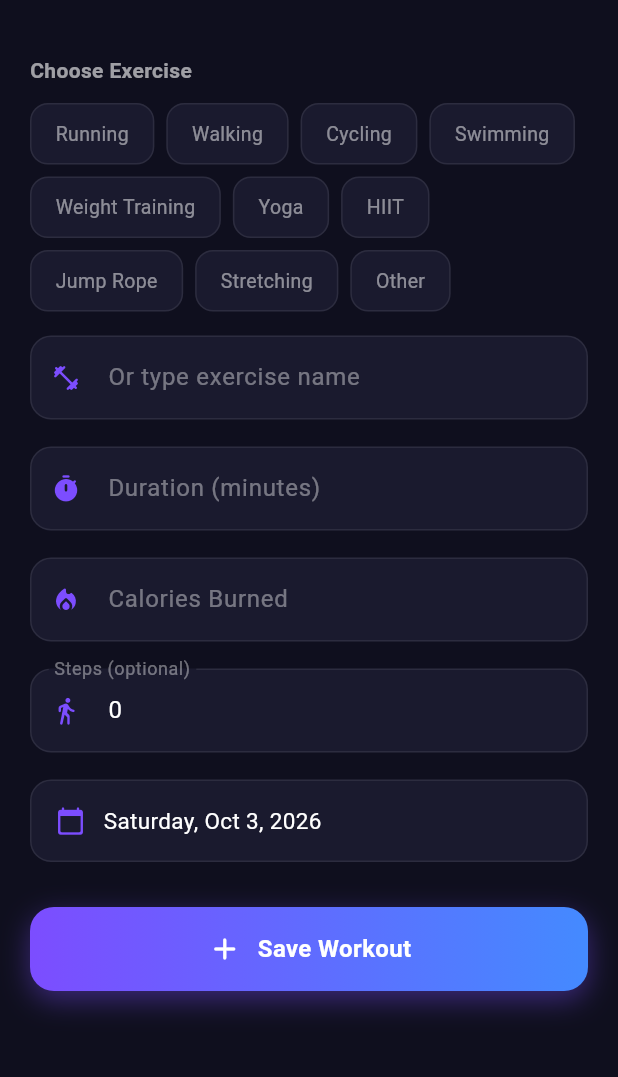
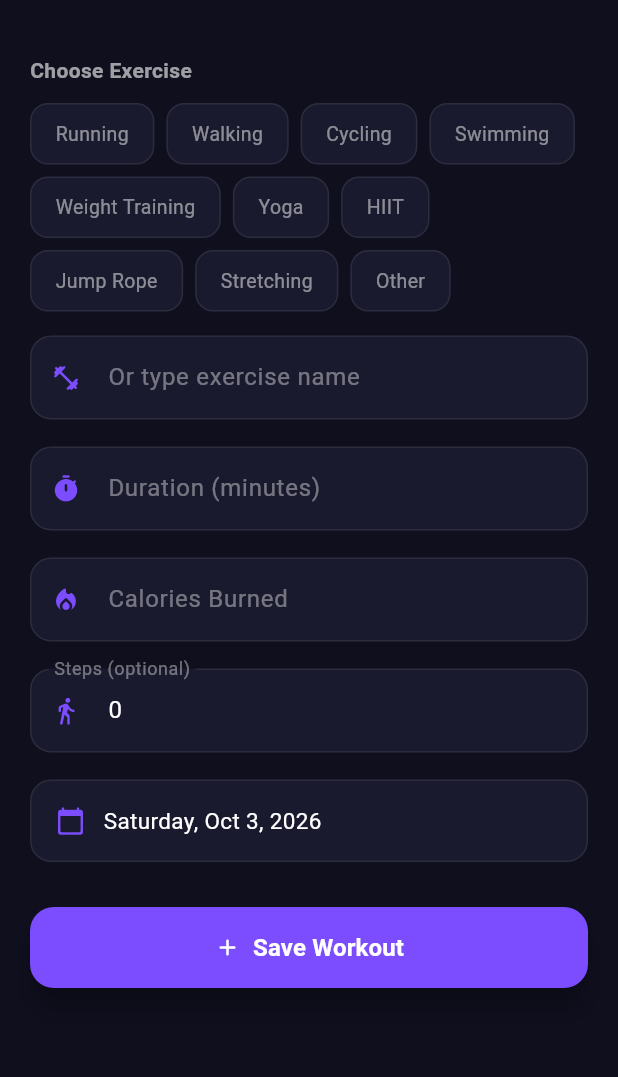
Before and after one commit to Syed-Khizer-Rizvi/CodeAlpha_Fitness_Tracker_App, a Flutter app: the screen it shows after launch, item 2 of the bottom bar chosen, after a tap on the "add" icon, on a phone screen of 412 x 824 dp, the part 59-1136 px from its top. Run offline on Flutter 3.47's test engine with Material 3 defaults, Android fonts, the phone set to English and light mode, and no system bars; our stand-ins replace fl_chart, sqflite; accounts and stored records are empty.

Commit message:
Fix sqflite plugin registration and save workout functionality

```diff
--- a/lib/main.dart
+++ b/lib/main.dart
@@ -6,6 +6,7 @@ import 'package:fl_chart/fl_chart.dart';
 import 'package:intl/intl.dart';
 
 void main() {
+  WidgetsFlutterBinding.ensureInitialized();
   runApp(const FitnessTrackerApp());
 }
 
@@ -53,7 +54,7 @@ class DatabaseHelper {
 
   static Future<Database> _initDB() async {
     String dbPath = await getDatabasesPath();
-    String path = p.join(dbPath, 'fitness_tracker.db');
+    String path = p.join(dbPath, 'fittrack_v3.db');
 
     return await openDatabase(
       path,
@@ -165,9 +166,9 @@ class HomePage extends StatefulWidget {
 class _HomePageState extends State<HomePage> {
   int _currentIndex = 0;
 
-  final List<Widget> _pages = const [
-    DashboardPage(),
-    WorkoutListPage(),
+  List<Widget> get _pages => [
+    DashboardPage(key: ValueKey('dash_$_currentIndex')),
+    WorkoutListPage(key: ValueKey('work_$_currentIndex')),
   ];
 
   @override
@@ -179,13 +180,13 @@ class _HomePageState extends State<HomePage> {
           color: const Color(0xFF1A1A2E),
           border: Border(
             top: BorderSide(
-              color: Colors.white.withValues(alpha: 0.08),
+              color: Colors.white.withOpacity(0.08),
             ),
           ),
         ),
         child: NavigationBar(
           backgroundColor: Colors.transparent,
-          indicatorColor: const Color(0xFF7C4DFF).withValues(alpha: 0.2),
+          indicatorColor: const Color(0xFF7C4DFF).withOpacity(0.2),
           selectedIndex: _currentIndex,
           onDestinationSelected: (index) {
             setState(() {
@@ -276,10 +277,7 @@ class _DashboardPageState extends State<DashboardPage> {
     return Scaffold(
       backgroundColor: const Color(0xFF0F0F1E),
       body: SafeArea(
-        child: RefreshIndicator(
-          onRefresh: _loadData,
         child: SingleChildScrollView(
-            physics: const AlwaysScrollableScrollPhysics(),
             padding: const EdgeInsets.fromLTRB(20, 16, 20, 20),
             child: Column(
               crossAxisAlignment: CrossAxisAlignment.start,
@@ -307,48 +305,30 @@ class _DashboardPageState extends State<DashboardPage> {
                           DateFormat('EEEE, MMM d').format(DateTime.now()),
                           style: TextStyle(
                             fontSize: 14,
-                            color: Colors.white.withValues(alpha: 0.5),
+                            color: Colors.white.withOpacity(0.5),
                           ),
                         ),
                       ],
                     ),
-                    GestureDetector(
-                      onTap: () async {
+                    ElevatedButton.icon(
+                      onPressed: () async {
                         await Navigator.push(
                           context,
                           MaterialPageRoute(builder: (_) => const AddWorkoutPage()),
                         );
                         _loadData();
                       },
-                      child: Container(
+                      icon: const Icon(Icons.add, size: 20),
+                      label: const Text(
+                        'Log Workout',
+                        style: TextStyle(fontWeight: FontWeight.w600, fontSize: 13),
+                      ),
+                      style: ElevatedButton.styleFrom(
+                        backgroundColor: const Color(0xFF7C4DFF),
+                        foregroundColor: Colors.white,
                         padding: const EdgeInsets.symmetric(horizontal: 16, vertical: 10),
-                        decoration: BoxDecoration(
-                          gradient: const LinearGradient(
-                            colors: [Color(0xFF7C4DFF), Color(0xFF448AFF)],
-                          ),
-                          borderRadius: BorderRadius.circular(14),
-                          boxShadow: [
-                            BoxShadow(
-                              color: const Color(0xFF7C4DFF).withValues(alpha: 0.4),
-                              blurRadius: 12,
-                              offset: const Offset(0, 4),
-                            ),
-                          ],
-                        ),
-                        child: const Row(
-                          children: [
-                            Icon(Icons.add, color: Colors.white, size: 20),
-                            SizedBox(width: 6),
-                            Text(
-                              'Log Workout',
-                              style: TextStyle(
-                                color: Colors.white,
-                                fontWeight: FontWeight.w600,
-                                fontSize: 13,
-                              ),
-                            ),
-                          ],
-                        ),
+                        shape: RoundedRectangleBorder(borderRadius: BorderRadius.circular(14)),
+                        elevation: 8,
                       ),
                     ),
                   ],
@@ -424,7 +404,7 @@ class _DashboardPageState extends State<DashboardPage> {
                     color: const Color(0xFF1A1A2E),
                     borderRadius: BorderRadius.circular(20),
                     border: Border.all(
-                      color: Colors.white.withValues(alpha: 0.06),
+                      color: Colors.white.withOpacity(0.06),
                     ),
                   ),
                   child: weeklyCalories.isEmpty
@@ -505,7 +485,7 @@ class _DashboardPageState extends State<DashboardPage> {
                               drawVerticalLine: false,
                               horizontalInterval: _getMaxY() / 4,
                               getDrawingHorizontalLine: (value) => FlLine(
-                                color: Colors.white.withValues(alpha: 0.04),
+                                color: Colors.white.withOpacity(0.04),
                                 strokeWidth: 1,
                               ),
                             ),
@@ -554,7 +534,6 @@ class _DashboardPageState extends State<DashboardPage> {
                 ),
                 const SizedBox(height: 20),
               ],
-            ),
             ),
           ),
       ),
@@ -614,7 +593,7 @@ class _GradientStatCard extends StatelessWidget {
         color: const Color(0xFF1A1A2E),
         borderRadius: BorderRadius.circular(20),
         border: Border.all(
-          color: Colors.white.withValues(alpha: 0.06),
+          color: Colors.white.withOpacity(0.06),
         ),
       ),
       child: Column(
@@ -624,7 +603,7 @@ class _GradientStatCard extends StatelessWidget {
             padding: const EdgeInsets.all(8),
             decoration: BoxDecoration(
               gradient: LinearGradient(
-                colors: [gradient[0].withValues(alpha: 0.2), gradient[1].withValues(alpha: 0.1)],
+                colors: [gradient[0].withOpacity(0.2), gradient[1].withOpacity(0.1)],
               ),
               borderRadius: BorderRadius.circular(10),
             ),
@@ -645,7 +624,7 @@ class _GradientStatCard extends StatelessWidget {
             '$label · $unit',
             style: TextStyle(
               fontSize: 12,
-              color: Colors.white.withValues(alpha: 0.45),
+              color: Colors.white.withOpacity(0.45),
               fontWeight: FontWeight.w500,
             ),
           ),
@@ -685,7 +664,7 @@ class _GoalProgressCard extends StatelessWidget {
         color: const Color(0xFF1A1A2E),
         borderRadius: BorderRadius.circular(16),
         border: Border.all(
-          color: Colors.white.withValues(alpha: 0.06),
+          color: Colors.white.withOpacity(0.06),
         ),
       ),
       child: Row(
@@ -693,7 +672,7 @@ class _GoalProgressCard extends StatelessWidget {
           Container(
             padding: const EdgeInsets.all(10),
             decoration: BoxDecoration(
-              color: color.withValues(alpha: 0.15),
+              color: color.withOpacity(0.15),
               borderRadius: BorderRadius.circular(12),
             ),
             child: Icon(icon, color: color, size: 22),
@@ -718,7 +697,7 @@ class _GoalProgressCard extends StatelessWidget {
                       '$current / $goal $unit',
                       style: TextStyle(
                         fontSize: 12,
-                        color: Colors.white.withValues(alpha: 0.4),
+                        color: Colors.white.withOpacity(0.4),
                       ),
                     ),
                   ],
@@ -729,7 +708,7 @@ class _GoalProgressCard extends StatelessWidget {
                     Container(
                       height: 8,
                       decoration: BoxDecoration(
-                        color: color.withValues(alpha: 0.12),
+                        color: color.withOpacity(0.12),
                         borderRadius: BorderRadius.circular(10),
                       ),
                     ),
@@ -739,12 +718,12 @@ class _GoalProgressCard extends StatelessWidget {
                         height: 8,
                         decoration: BoxDecoration(
                           gradient: LinearGradient(
-                            colors: [color, color.withValues(alpha: 0.7)],
+                            colors: [color, color.withOpacity(0.7)],
                           ),
                           borderRadius: BorderRadius.circular(10),
                           boxShadow: [
                             BoxShadow(
-                              color: color.withValues(alpha: 0.4),
+                              color: color.withOpacity(0.4),
                               blurRadius: 6,
                               offset: const Offset(0, 2),
                             ),
@@ -759,7 +738,7 @@ class _GoalProgressCard extends StatelessWidget {
                   '$percentage% completed',
                   style: TextStyle(
                     fontSize: 11,
-                    color: Colors.white.withValues(alpha: 0.3),
+                    color: Colors.white.withOpacity(0.3),
                   ),
                 ),
               ],
@@ -811,14 +790,14 @@ class _WorkoutListPageState extends State<WorkoutListPage> {
         title: const Text('Delete Workout', style: TextStyle(color: Colors.white)),
         content: Text(
           'Are you sure you want to delete this workout?',
-          style: TextStyle(color: Colors.white.withValues(alpha: 0.6)),
+          style: TextStyle(color: Colors.white.withOpacity(0.6)),
         ),
         actions: [
           TextButton(
             onPressed: () => Navigator.pop(context),
             child: Text(
               'Cancel',
-              style: TextStyle(color: Colors.white.withValues(alpha: 0.5)),
+              style: TextStyle(color: Colors.white.withOpacity(0.5)),
             ),
           ),
           TextButton(
@@ -893,31 +872,23 @@ class _WorkoutListPageState extends State<WorkoutListPage> {
                       color: Colors.white,
                     ),
                   ),
-                  GestureDetector(
-                    onTap: () async {
+                  ElevatedButton(
+                    onPressed: () async {
                       await Navigator.push(
                         context,
                         MaterialPageRoute(builder: (_) => const AddWorkoutPage()),
                       );
                       _loadWorkouts();
                     },
-                    child: Container(
+                    style: ElevatedButton.styleFrom(
+                      backgroundColor: const Color(0xFF7C4DFF),
+                      foregroundColor: Colors.white,
                       padding: const EdgeInsets.all(10),
-                      decoration: BoxDecoration(
-                        gradient: const LinearGradient(
-                          colors: [Color(0xFF7C4DFF), Color(0xFF448AFF)],
+                      minimumSize: const Size(44, 44),
+                      shape: RoundedRectangleBorder(borderRadius: BorderRadius.circular(12)),
+                      elevation: 8,
                     ),
-                        borderRadius: BorderRadius.circular(12),
-                        boxShadow: [
-                          BoxShadow(
-                            color: const Color(0xFF7C4DFF).withValues(alpha: 0.4),
-                            blurRadius: 10,
-                            offset: const Offset(0, 4),
-                          ),
-                        ],
-                      ),
-                      child: const Icon(Icons.add, color: Colors.white, size: 22),
-                    ),
+                    child: const Icon(Icons.add, size: 22),
                   ),
                 ],
               ),
@@ -934,7 +905,7 @@ class _WorkoutListPageState extends State<WorkoutListPage> {
                           Icon(
                             Icons.fitness_center_rounded,
                             size: 64,
-                            color: Colors.white.withValues(alpha: 0.15),
+                            color: Colors.white.withOpacity(0.15),
                           ),
                           const SizedBox(height: 16),
                           Text(
@@ -942,7 +913,7 @@ class _WorkoutListPageState extends State<WorkoutListPage> {
                             style: TextStyle(
                               fontSize: 18,
                               fontWeight: FontWeight.w600,
-                              color: Colors.white.withValues(alpha: 0.3),
+                              color: Colors.white.withOpacity(0.3),
                             ),
                           ),
                           const SizedBox(height: 8),
@@ -950,7 +921,7 @@ class _WorkoutListPageState extends State<WorkoutListPage> {
                             'Tap + to log your first workout!',
                             style: TextStyle(
                               fontSize: 14,
-                              color: Colors.white.withValues(alpha: 0.2),
+                              color: Colors.white.withOpacity(0.2),
                             ),
                           ),
                         ],
@@ -975,7 +946,7 @@ class _WorkoutListPageState extends State<WorkoutListPage> {
                               color: const Color(0xFF1A1A2E),
                               borderRadius: BorderRadius.circular(16),
                               border: Border.all(
-                                color: Colors.white.withValues(alpha: 0.06),
+                                color: Colors.white.withOpacity(0.06),
                               ),
                             ),
                             child: Row(
@@ -983,7 +954,7 @@ class _WorkoutListPageState extends State<WorkoutListPage> {
                                 Container(
                                   padding: const EdgeInsets.all(10),
                                   decoration: BoxDecoration(
-                                    color: exerciseColor.withValues(alpha: 0.15),
+                                    color: exerciseColor.withOpacity(0.15),
                                     borderRadius: BorderRadius.circular(12),
                                   ),
                                   child: Icon(
@@ -1010,7 +981,7 @@ class _WorkoutListPageState extends State<WorkoutListPage> {
                                         '${w['duration']} min  ·  ${w['calories']} kcal  ·  ${w['steps']} steps',
                                         style: TextStyle(
                                           fontSize: 12,
-                                          color: Colors.white.withValues(alpha: 0.4),
+                                          color: Colors.white.withOpacity(0.4),
                                         ),
                                       ),
                                       const SizedBox(height: 4),
@@ -1018,7 +989,7 @@ class _WorkoutListPageState extends State<WorkoutListPage> {
                                         isToday ? 'Today' : DateFormat('MMM d, yyyy').format(date),
                                         style: TextStyle(
                                           fontSize: 11,
-                                          color: Colors.white.withValues(alpha: 0.25),
+                                          color: Colors.white.withOpacity(0.25),
                                         ),
                                       ),
                                     ],
@@ -1027,7 +998,7 @@ class _WorkoutListPageState extends State<WorkoutListPage> {
                                 PopupMenuButton<String>(
                                   icon: Icon(
                                     Icons.more_vert,
-                                    color: Colors.white.withValues(alpha: 0.3),
+                                    color: Colors.white.withOpacity(0.3),
                                   ),
                                   color: const Color(0xFF252540),
                                   shape: RoundedRectangleBorder(
@@ -1139,8 +1110,10 @@ class _AddWorkoutPageState extends State<AddWorkoutPage> {
   }
 
   Future<void> _saveWorkout() async {
+    if (!mounted) return;
     if (!_formKey.currentState!.validate()) return;
 
+    try {
       final workout = {
         'exercise': _exerciseController.text.trim(),
         'duration': int.parse(_durationController.text.trim()),
@@ -1155,7 +1128,24 @@ class _AddWorkoutPageState extends State<AddWorkoutPage> {
         await DatabaseHelper.insertWorkout(workout);
       }
 
-    if (mounted) Navigator.pop(context);
+      if (mounted) Navigator.pop(context, true);
+    } catch (e) {
+      if (mounted) {
+        showDialog(
+          context: context,
+          builder: (ctx) => AlertDialog(
+            title: const Text('Save Error'),
+            content: Text('Error: $e'),
+            actions: [
+              TextButton(
+                onPressed: () => Navigator.pop(ctx),
+                child: const Text('OK'),
+              ),
+            ],
+          ),
+        );
+      }
+    }
   }
 
   Future<void> _pickDate() async {
@@ -1186,17 +1176,17 @@ class _AddWorkoutPageState extends State<AddWorkoutPage> {
   InputDecoration _inputDecoration(String label, IconData icon) {
     return InputDecoration(
       labelText: label,
-      labelStyle: TextStyle(color: Colors.white.withValues(alpha: 0.4)),
+      labelStyle: TextStyle(color: Colors.white.withOpacity(0.4)),
       prefixIcon: Icon(icon, color: const Color(0xFF7C4DFF), size: 20),
       filled: true,
       fillColor: const Color(0xFF1A1A2E),
       border: OutlineInputBorder(
         borderRadius: BorderRadius.circular(14),
-        borderSide: BorderSide(color: Colors.white.withValues(alpha: 0.08)),
+        borderSide: BorderSide(color: Colors.white.withOpacity(0.08)),
       ),
       enabledBorder: OutlineInputBorder(
         borderRadius: BorderRadius.circular(14),
-        borderSide: BorderSide(color: Colors.white.withValues(alpha: 0.08)),
+        borderSide: BorderSide(color: Colors.white.withOpacity(0.08)),
       ),
       focusedBorder: OutlineInputBorder(
         borderRadius: BorderRadius.circular(14),
@@ -1244,7 +1234,7 @@ class _AddWorkoutPageState extends State<AddWorkoutPage> {
                 style: TextStyle(
                   fontWeight: FontWeight.w600,
                   fontSize: 14,
-                  color: Colors.white.withValues(alpha: 0.6),
+                  color: Colors.white.withOpacity(0.6),
                 ),
               ),
               const SizedBox(height: 12),
@@ -1260,30 +1250,18 @@ class _AddWorkoutPageState extends State<AddWorkoutPage> {
                       });
                     },
                     child: Container(
-                      padding: const EdgeInsets.symmetric(
-                        horizontal: 16,
-                        vertical: 10,
-                      ),
+                      padding: const EdgeInsets.symmetric(horizontal: 16, vertical: 10),
                       decoration: BoxDecoration(
-                        gradient: isSelected
-                            ? const LinearGradient(
-                                colors: [Color(0xFF7C4DFF), Color(0xFF448AFF)],
-                              )
-                            : null,
-                        color: isSelected ? null : const Color(0xFF1A1A2E),
+                        color: isSelected ? const Color(0xFF7C4DFF) : const Color(0xFF1A1A2E),
                         borderRadius: BorderRadius.circular(12),
                         border: Border.all(
-                          color: isSelected
-                              ? Colors.transparent
-                              : Colors.white.withValues(alpha: 0.08),
+                          color: isSelected ? Colors.transparent : Colors.white.withOpacity(0.08),
                         ),
                       ),
                       child: Text(
                         type,
                         style: TextStyle(
-                          color: isSelected
-                              ? Colors.white
-                              : Colors.white.withValues(alpha: 0.5),
+                          color: isSelected ? Colors.white : Colors.white.withOpacity(0.5),
                           fontWeight: isSelected ? FontWeight.w600 : FontWeight.w400,
                           fontSize: 13,
                         ),
@@ -1353,7 +1331,7 @@ class _AddWorkoutPageState extends State<AddWorkoutPage> {
                     color: const Color(0xFF1A1A2E),
                     borderRadius: BorderRadius.circular(14),
                     border: Border.all(
-                      color: Colors.white.withValues(alpha: 0.08),
+                      color: Colors.white.withOpacity(0.08),
                     ),
                   ),
                   child: Row(
@@ -1379,36 +1357,27 @@ class _AddWorkoutPageState extends State<AddWorkoutPage> {
               const SizedBox(height: 30),
 
               // Save Button
-              GestureDetector(
-                onTap: _saveWorkout,
-                child: Container(
+              SizedBox(
                 width: double.infinity,
-                  padding: const EdgeInsets.symmetric(vertical: 16),
-                  decoration: BoxDecoration(
-                    gradient: const LinearGradient(
-                      colors: [Color(0xFF7C4DFF), Color(0xFF448AFF)],
+                height: 54,
+                child: ElevatedButton(
+                  onPressed: _saveWorkout,
+                  style: ElevatedButton.styleFrom(
+                    backgroundColor: const Color(0xFF7C4DFF),
+                    foregroundColor: Colors.white,
+                    shape: RoundedRectangleBorder(
+                      borderRadius: BorderRadius.circular(16),
                     ),
-                    borderRadius: BorderRadius.circular(16),
-                    boxShadow: [
-                      BoxShadow(
-                        color: const Color(0xFF7C4DFF).withValues(alpha: 0.4),
-                        blurRadius: 16,
-                        offset: const Offset(0, 6),
-                      ),
-                    ],
+                    elevation: 8,
                   ),
                   child: Row(
                     mainAxisAlignment: MainAxisAlignment.center,
                     children: [
-                      Icon(
-                        isEditing ? Icons.save_rounded : Icons.add_rounded,
-                        color: Colors.white,
-                      ),
-                      const SizedBox(width: 10),
+                      Icon(isEditing ? Icons.save_rounded : Icons.add_rounded),
+                      const SizedBox(width: 8),
                       Text(
                         isEditing ? 'Update Workout' : 'Save Workout',
                         style: const TextStyle(
-                          color: Colors.white,
                           fontSize: 16,
                           fontWeight: FontWeight.w700,
                         ),
@@ -1417,6 +1386,8 @@ class _AddWorkoutPageState extends State<AddWorkoutPage> {
                   ),
                 ),
               ),
+
+              const SizedBox(height: 30),
             ],
           ),
         ),
```
Also changed, not shown: pubspec.yaml (+5 -72 lines), pubspec.lock. Lines whose indentation alone changed are shown as unchanged.
